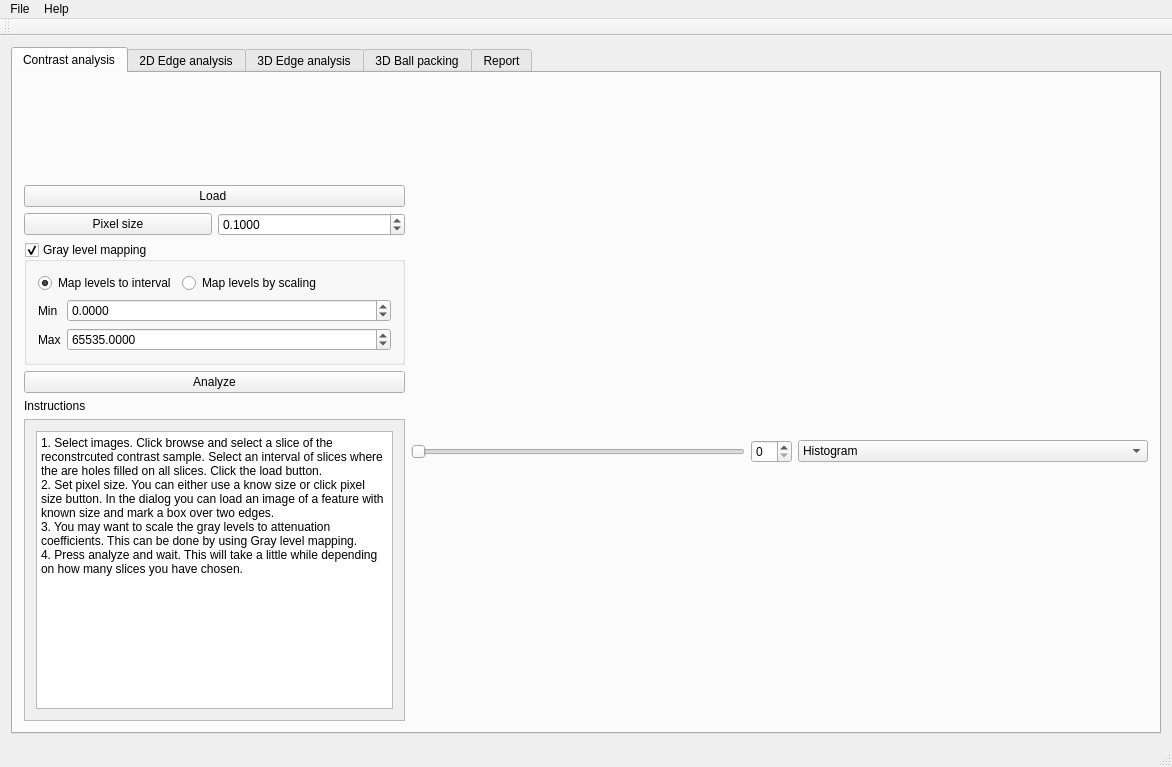
Old version of the form applications/NIQualityAssessment/NIQA/niqamainwindow.ui in the repository neutronimaging/ImagingQuality.
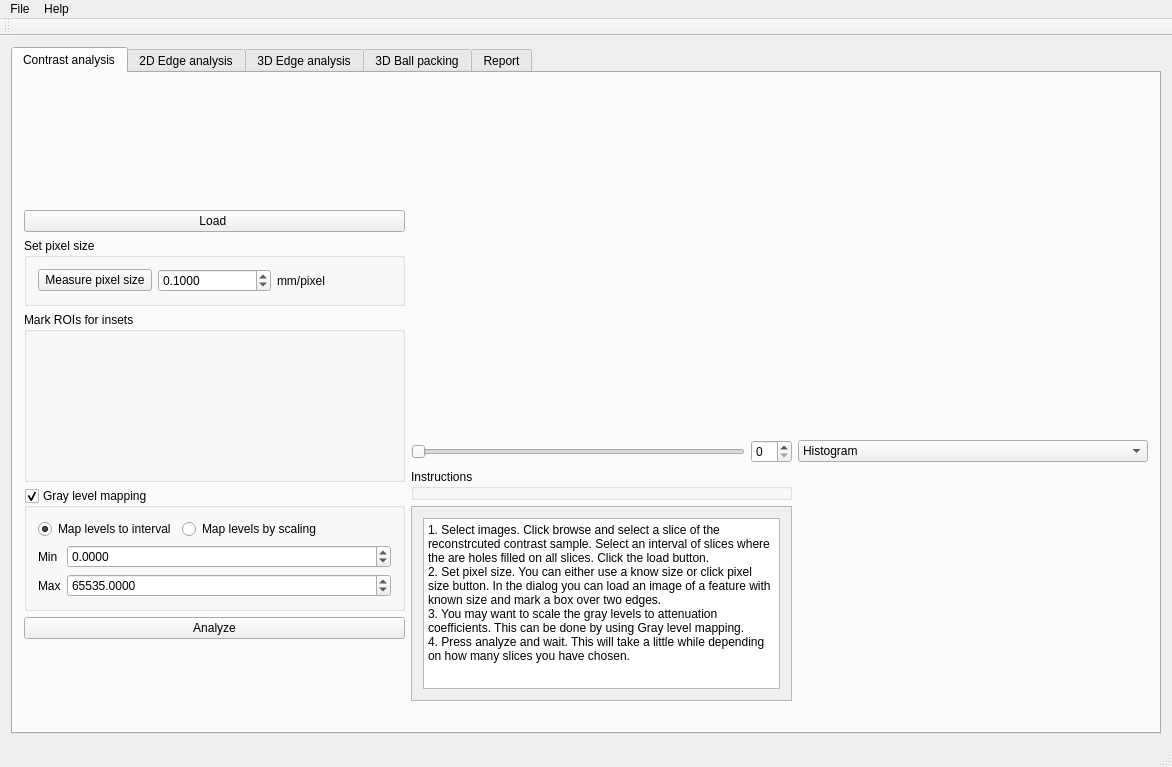
New version of the form. Custom widgets are drawn as their Qt base class.

What changed in the file:
```diff
--- a/applications/NIQualityAssessment/NIQA/niqamainwindow.ui
+++ b/applications/NIQualityAssessment/NIQA/niqamainwindow.ui
@@ -32,7 +32,7 @@
             <property name="minimumSize">
              <size>
               <width>350</width>
-              <height>95</height>
+              <height>120</height>
              </size>
             </property>
            </widget>
@@ -45,11 +45,15 @@
            </widget>
           </item>
           <item>
-           <layout class="QHBoxLayout" name="horizontalLayout_18">
+           <widget class="QGroupBox" name="groupBox_4">
+            <property name="title">
+             <string>Set pixel size</string>
+            </property>
+            <layout class="QHBoxLayout" name="horizontalLayout_12">
             <item>
              <widget class="QPushButton" name="pushButton_contrast_pixelSize">
               <property name="text">
-               <string>Pixel size</string>
+                <string>Measure pixel size</string>
               </property>
              </widget>
             </item>
@@ -69,7 +73,34 @@
               </property>
              </widget>
             </item>
-           </layout>
+             <item>
+              <widget class="QLabel" name="label_10">
+               <property name="text">
+                <string>mm/pixel</string>
+               </property>
+              </widget>
+             </item>
+            </layout>
+           </widget>
+          </item>
+          <item>
+           <widget class="QGroupBox" name="groupBox_3">
+            <property name="title">
+             <string>Mark ROIs for insets</string>
+            </property>
+            <layout class="QHBoxLayout" name="horizontalLayout_14">
+             <item>
+              <widget class="QtAddons::ROIManager" name="widget_insetrois" native="true">
+               <property name="minimumSize">
+                <size>
+                 <width>0</width>
+                 <height>125</height>
+                </size>
+               </property>
+              </widget>
+             </item>
+            </layout>
+           </widget>
           </item>
           <item>
            <widget class="QGroupBox" name="groupBox_contrast_intensityMapping">
@@ -181,8 +212,49 @@
            </widget>
           </item>
           <item>
-           <widget class="QLabel" name="label_10">
-            <property name="text">
+           <spacer name="verticalSpacer_2">
+            <property name="orientation">
+             <enum>Qt::Vertical</enum>
+            </property>
+            <property name="sizeHint" stdset="0">
+             <size>
+              <width>20</width>
+              <height>40</height>
+             </size>
+            </property>
+           </spacer>
+          </item>
+         </layout>
+        </item>
+        <item>
+         <layout class="QVBoxLayout" name="verticalLayout_8">
+          <item>
+           <widget class="QtAddons::ImageViewerWidget" name="viewer_contrast" native="true">
+            <property name="minimumSize">
+             <size>
+              <width>350</width>
+              <height>350</height>
+             </size>
+            </property>
+           </widget>
+          </item>
+          <item>
+           <layout class="QHBoxLayout" name="horizontalLayout_5">
+            <item>
+             <widget class="QSlider" name="slider_contrast_images">
+              <property name="orientation">
+               <enum>Qt::Horizontal</enum>
+              </property>
+             </widget>
+            </item>
+            <item>
+             <widget class="QSpinBox" name="spin_contrast_images"/>
+            </item>
+           </layout>
+          </item>
+          <item>
+           <widget class="QGroupBox" name="groupBox_2">
+            <property name="title">
              <string>Instructions</string>
             </property>
            </widget>
@@ -197,8 +269,8 @@
               <rect>
                <x>0</x>
                <y>0</y>
-               <width>360</width>
-               <height>228</height>
+               <width>348</width>
+               <height>178</height>
               </rect>
              </property>
              <layout class="QHBoxLayout" name="horizontalLayout_20">
@@ -216,34 +288,6 @@
             </widget>
            </widget>
           </item>
-         </layout>
-        </item>
-        <item>
-         <layout class="QVBoxLayout" name="verticalLayout_8">
-          <item>
-           <widget class="QtAddons::ImageViewerWidget" name="viewer_contrast" native="true">
-            <property name="minimumSize">
-             <size>
-              <width>350</width>
-              <height>350</height>
-             </size>
-            </property>
-           </widget>
-          </item>
-          <item>
-           <layout class="QHBoxLayout" name="horizontalLayout_5">
-            <item>
-             <widget class="QSlider" name="slider_contrast_images">
-              <property name="orientation">
-               <enum>Qt::Horizontal</enum>
-              </property>
-             </widget>
-            </item>
-            <item>
-             <widget class="QSpinBox" name="spin_contrast_images"/>
-            </item>
-           </layout>
-          </item>
           <item>
            <spacer name="verticalSpacer_4">
             <property name="orientation">
@@ -491,7 +535,7 @@
               <rect>
                <x>0</x>
                <y>0</y>
-               <width>588</width>
+               <width>578</width>
                <height>123</height>
               </rect>
              </property>
```
Lines whose indentation alone changed are shown as unchanged.
